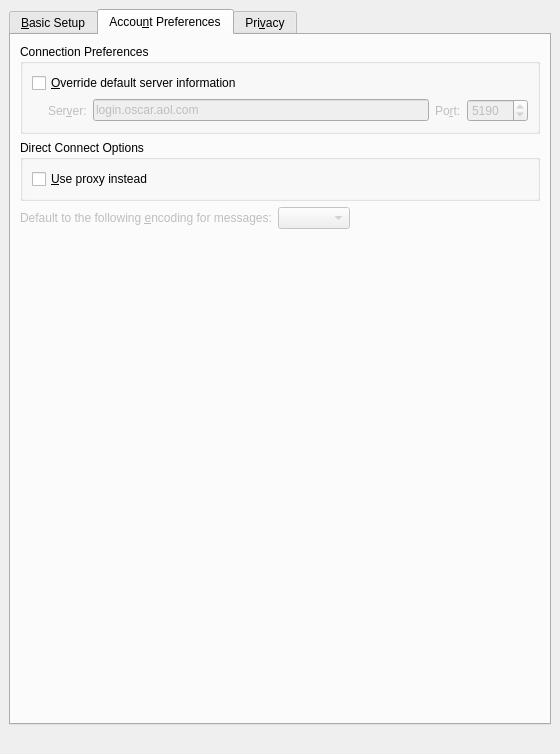
Before: the Qt Designer form protocols/oscar/aim/ui/aimeditaccountui.ui in KDE/kopete, drawn with Qt 5.
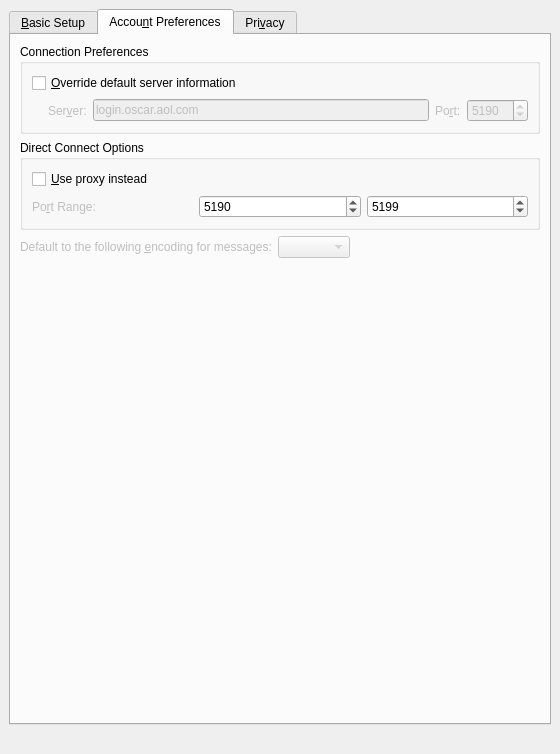
After: the same form once the commit is applied. The open tabs and pages were chosen to show the change. Custom widgets are drawn as their Qt base class.

Commit message: added ui settings for port range, but this could be improved a lot

The edit to the form file:
```diff
--- a/protocols/oscar/aim/ui/aimeditaccountui.ui
+++ b/protocols/oscar/aim/ui/aimeditaccountui.ui
@@ -383,6 +383,79 @@
           </property>
          </widget>
         </item>
+        <item>
+         <layout class="QHBoxLayout" >
+          <property name="margin" >
+           <number>0</number>
+          </property>
+          <property name="spacing" >
+           <number>6</number>
+          </property>
+          <item>
+           <widget class="QLabel" name="lblPort" >
+            <property name="enabled" >
+             <bool>false</bool>
+            </property>
+            <property name="toolTip" >
+             <string>The ports to use for direct connections.</string>
+            </property>
+            <property name="whatsThis" >
+             <string>The ports to use when listening for direct connections. These must not be blocked by a firewall or router.</string>
+            </property>
+            <property name="text" >
+             <string>Po&amp;rt Range:</string>
+            </property>
+            <property name="buddy" >
+             <cstring>sbxFirstPort</cstring>
+            </property>
+           </widget>
+          </item>
+          <item>
+           <widget class="QSpinBox" name="sbxFirstPort" >
+            <property name="enabled" >
+             <bool>true</bool>
+            </property>
+            <property name="toolTip" >
+             <string>The start of the port range.</string>
+            </property>
+            <property name="whatsThis" >
+             <string>The start of the port range. Normally this is 5190.</string>
+            </property>
+            <property name="maximum" >
+             <number>65534</number>
+            </property>
+            <property name="minimum" >
+             <number>1</number>
+            </property>
+            <property name="value" >
+             <number>5190</number>
+            </property>
+           </widget>
+          </item>
+          <item>
+           <widget class="QSpinBox" name="sbxLastPort" >
+            <property name="enabled" >
+             <bool>true</bool>
+            </property>
+            <property name="toolTip" >
+             <string>The end of the port range.</string>
+            </property>
+            <property name="whatsThis" >
+             <string>The end of the port range. Normally this is 5199.</string>
+            </property>
+            <property name="maximum" >
+             <number>65534</number>
+            </property>
+            <property name="minimum" >
+             <number>1</number>
+            </property>
+            <property name="value" >
+             <number>5199</number>
+            </property>
+           </widget>
+          </item>
+         </layout>
+        </item>
        </layout>
       </widget>
      </item>
```
The commit also changes 5 other files.
